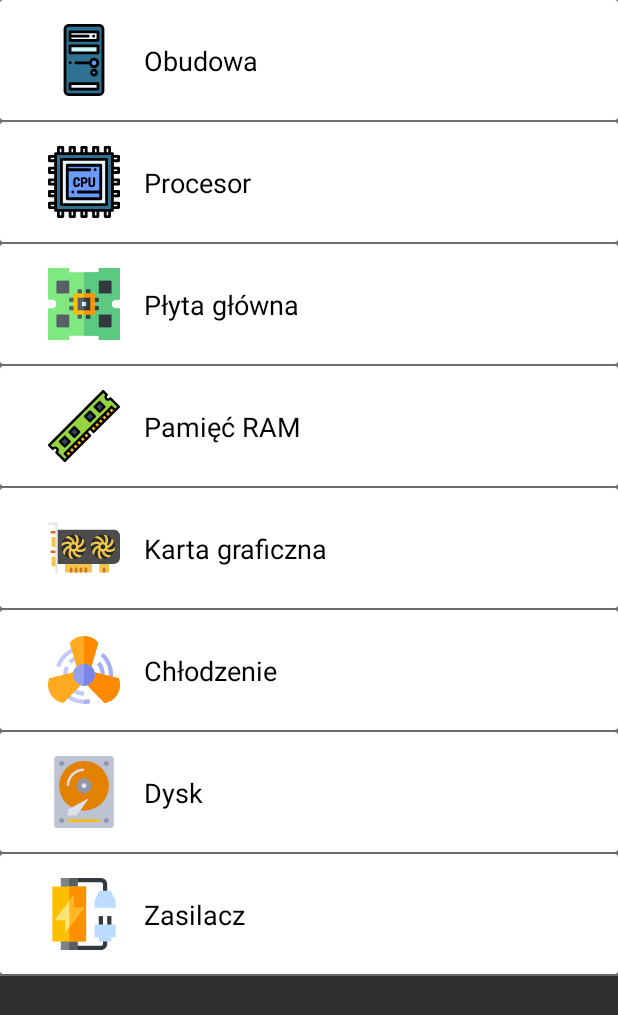
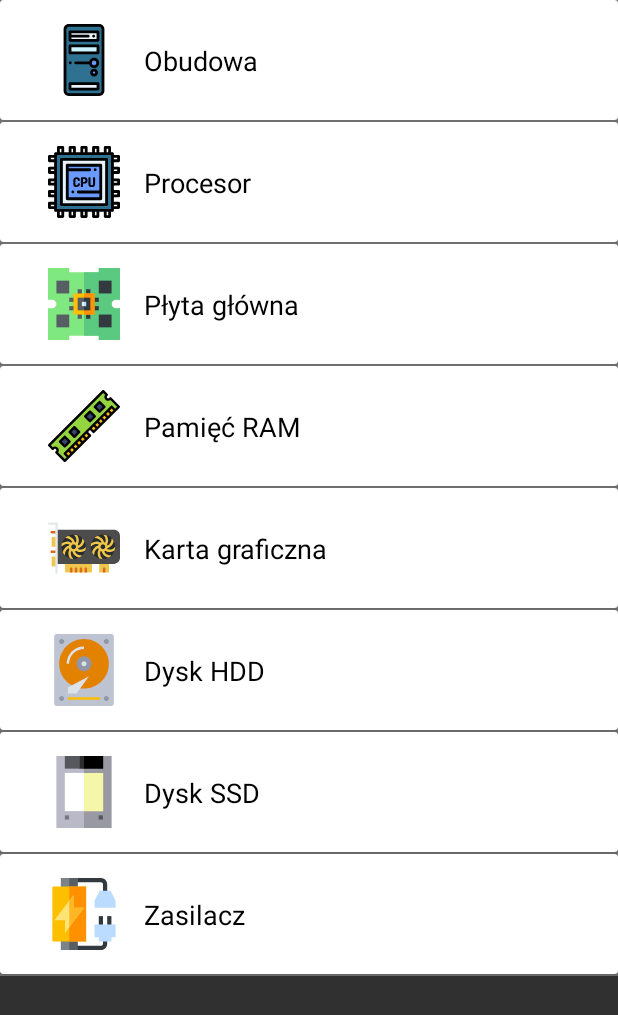
Before and after one commit to MatthiasPL/LooBuilder, an Android app: the layout content_main.xml on its own in the app's theme, with its tools: preview values and no code run, on a phone screen of 412 x 824 dp. Shown: the top 1015 px of the screen. Run offline under Robolectric (Android 15) with nearby library versions, the phone set to English and light mode, and no system bars.

Commit message:
onclick parts main activity, ssd icon

```diff
--- a/app/src/main/java/com/loopmoth/loobuilder/activities/ProductListActivity.kt
+++ b/app/src/main/java/com/loopmoth/loobuilder/activities/ProductListActivity.kt
@@ -9,6 +9,7 @@ import com.loopmoth.loobuilder.adapters.RecyclerViewAdapter
 import kotlinx.android.synthetic.main.activity_product_list.*
 import android.animation.ObjectAnimator
 import android.graphics.Color
+import android.widget.Toast
 import kotlinx.android.synthetic.main.row_item.view.*
 
 
@@ -21,6 +22,7 @@ class ProductListActivity : AppCompatActivity() {
 
     private lateinit var mRecyclerView: RecyclerView
     private lateinit var mAdapter: RecyclerViewAdapter
+    private lateinit var KOMPONENT: String
 
     override fun onCreate(savedInstanceState: Bundle?) {
         super.onCreate(savedInstanceState)
@@ -45,6 +47,10 @@ class ProductListActivity : AppCompatActivity() {
     override fun onResume() {
         super.onResume()
 
+        //pobranie informacji o komponencie, ktory chcemy wyswietlic
+        val getextra=intent.extras
+        KOMPONENT=getextra.getString("ComponentName")
+        Toast.makeText(this,KOMPONENT,Toast.LENGTH_SHORT).show()
         //TODO: Dodanie produktów z firebase
 
         initRecyclerView()
--- /dev/null
+++ b/app/src/main/res/drawable/ic_solid_state_drive.xml
@@ -0,0 +1,12 @@
+<vector android:height="24dp" android:viewportHeight="512"
+    android:viewportWidth="511" android:width="24dp" xmlns:android="http://schemas.android.com/apk/res/android">
+    <path android:fillColor="#9999a4" android:pathData="m451.5,0h-60l-236,20v472l100,20h196zM451.5,0"/>
+    <path android:fillColor="#b9b9c8" android:pathData="m119.5,0h-60v512h196v-492zM119.5,0"/>
+    <path android:fillColor="#FF000000" android:pathData="m391.5,90v-90h-136l-60,45 60,45zM391.5,90"/>
+    <path android:fillColor="#f6f6a8" android:pathData="m391.5,120h-136l-90,136 90,136h136zM391.5,120"/>
+    <path android:fillColor="#fff" android:pathData="m119.5,120h136v272h-136zM119.5,120"/>
+    <path android:fillColor="#787881" android:pathData="m119.5,422h30v30h-30zM119.5,422"/>
+    <path android:fillColor="#57575e" android:pathData="m359.5,422h30v30h-30zM359.5,422"/>
+    <path android:fillColor="#2c2c2f" android:pathData="m225.5,0 l-60,45 60,45h30v-90zM225.5,0"/>
+    <path android:fillColor="#57575e" android:pathData="m119.5,0h106v90h-106zM119.5,0"/>
+</vector>
--- a/app/src/main/res/layout/content_main.xml
+++ b/app/src/main/res/layout/content_main.xml
@@ -38,7 +38,7 @@
                         android:layout_margin="0dp" android:layout_marginBottom="1dp">
                     <androidx.constraintlayout.widget.ConstraintLayout
                             android:layout_width="match_parent"
-                            android:layout_height="match_parent" android:id="@+id/linearLayout"
+                            android:layout_height="match_parent" android:id="@+id/LLObudowa"
                             android:foreground="?attr/selectableItemBackground">
                         <TextView
                                 android:text="Obudowa"
@@ -69,7 +69,7 @@
                         android:layout_marginBottom="1dp">
                     <androidx.constraintlayout.widget.ConstraintLayout
                             android:layout_width="match_parent"
-                            android:layout_height="match_parent" android:id="@+id/linearLayout">
+                            android:layout_height="match_parent" android:id="@+id/LLProcesor">
                         <TextView
                                 android:text="Procesor"
                                 android:layout_width="wrap_content"
@@ -99,7 +99,7 @@
                         android:layout_marginBottom="1dp">
                     <androidx.constraintlayout.widget.ConstraintLayout
                             android:layout_width="match_parent"
-                            android:layout_height="match_parent" android:id="@+id/linearLayout">
+                            android:layout_height="match_parent" android:id="@+id/LLPlytaGlowna">
                         <TextView
                                 android:text="Płyta główna"
                                 android:layout_width="wrap_content"
@@ -129,7 +129,7 @@
                         android:layout_marginBottom="1dp">
                     <androidx.constraintlayout.widget.ConstraintLayout
                             android:layout_width="match_parent"
-                            android:layout_height="match_parent" android:id="@+id/linearLayout">
+                            android:layout_height="match_parent" android:id="@+id/LLRAM">
                         <TextView
                                 android:text="Pamięć RAM"
                                 android:layout_width="wrap_content"
@@ -159,7 +159,7 @@
                         android:layout_marginBottom="1dp">
                     <androidx.constraintlayout.widget.ConstraintLayout
                             android:layout_width="match_parent"
-                            android:layout_height="match_parent" android:id="@+id/linearLayout">
+                            android:layout_height="match_parent" android:id="@+id/LLKartaGraficzna">
                         <TextView
                                 android:text="Karta graficzna"
                                 android:layout_width="wrap_content"
@@ -185,25 +185,25 @@
                         app:layout_columnWeight="1"
                         app:layout_rowWeight="1"
                         android:clickable="true" android:foreground="?attr/selectableItemBackground"
-                        android:id="@+id/cardChlodzenie" android:layout_margin="0dp"
+                        android:id="@+id/cardDyskHDD" android:layout_margin="0dp"
                         app:cardBackgroundColor="@color/design_default_color_background"
                         android:layout_marginBottom="1dp">
                     <androidx.constraintlayout.widget.ConstraintLayout
                             android:layout_width="match_parent"
-                            android:layout_height="match_parent" android:id="@+id/linearLayout">
+                            android:layout_height="match_parent" android:id="@+id/LLDyskHDD">
                         <TextView
-                                android:text="Chłodzenie"
+                                android:text="Dysk HDD"
                                 android:layout_width="wrap_content"
                                 android:layout_height="wrap_content"
                                 app:layout_constraintTop_toTopOf="parent"
                                 app:layout_constraintBottom_toBottomOf="parent"
-                                android:textSize="18sp" android:id="@+id/tvChlodzenie"
+                                android:textSize="18sp" android:id="@+id/tvDyskHDD"
                                 android:textColor="@color/design_default_color_on_secondary"
-                                app:layout_constraintStart_toEndOf="@+id/imageView8" android:layout_marginStart="16dp"/>
+                                app:layout_constraintStart_toEndOf="@+id/imageView15" android:layout_marginStart="16dp"/>
                         <ImageView
                                 android:layout_width="48dp"
-                                android:layout_height="48dp" app:srcCompat="@drawable/ic_fan"
-                                android:id="@+id/imageView8"
+                                android:layout_height="48dp" app:srcCompat="@drawable/ic_harddisk"
+                                android:id="@+id/imageView15"
                                 app:layout_constraintTop_toTopOf="parent"
                                 app:layout_constraintBottom_toBottomOf="parent"
                                 app:layout_constraintStart_toStartOf="parent" android:layout_marginStart="32dp"/>
@@ -215,25 +215,26 @@
                         app:layout_columnWeight="1"
                         app:layout_rowWeight="1"
                         android:clickable="true" android:foreground="?attr/selectableItemBackground"
-                        android:id="@+id/cardDysk" android:layout_margin="0dp"
+                        android:id="@+id/cardDyskSSD" android:layout_margin="0dp"
                         app:cardBackgroundColor="@color/design_default_color_background"
                         android:layout_marginBottom="1dp">
                     <androidx.constraintlayout.widget.ConstraintLayout
                             android:layout_width="match_parent"
-                            android:layout_height="match_parent" android:id="@+id/linearLayout">
+                            android:layout_height="match_parent" android:id="@+id/LLDyskSSD">
                         <TextView
-                                android:text="Dysk"
+                                android:text="Dysk SSD"
                                 android:layout_width="wrap_content"
                                 android:layout_height="wrap_content"
                                 app:layout_constraintTop_toTopOf="parent"
                                 app:layout_constraintBottom_toBottomOf="parent"
-                                android:textSize="18sp" android:id="@+id/tvDysk"
+                                android:textSize="18sp" android:id="@+id/tvDyskSSD"
                                 android:textColor="@color/design_default_color_on_secondary"
-                                app:layout_constraintStart_toEndOf="@+id/imageView9" android:layout_marginStart="16dp"/>
+                                app:layout_constraintStart_toEndOf="@+id/imageView15"
+                                android:layout_marginStart="16dp"/>
                         <ImageView
                                 android:layout_width="48dp"
-                                android:layout_height="48dp" app:srcCompat="@drawable/ic_harddisk"
-                                android:id="@+id/imageView9"
+                                android:layout_height="48dp" app:srcCompat="@drawable/ic_solid_state_drive"
+                                android:id="@+id/imageView15"
                                 app:layout_constraintTop_toTopOf="parent"
                                 app:layout_constraintBottom_toBottomOf="parent"
                                 app:layout_constraintStart_toStartOf="parent" android:layout_marginStart="32dp"/>
@@ -250,7 +251,7 @@
                         android:layout_marginBottom="1dp">
                     <androidx.constraintlayout.widget.ConstraintLayout
                             android:layout_width="match_parent"
-                            android:layout_height="match_parent" android:id="@+id/linearLayout">
+                            android:layout_height="match_parent" android:id="@+id/LLZasilacz">
                         <TextView
                                 android:text="Zasilacz"
                                 android:layout_width="wrap_content"
```
Also changed, not shown: app/src/main/java/com/loopmoth/loobuilder/activities/MainActivity.kt (+40 -15 lines), app/src/main/res/layout/activity_checker.xml (+12 -3 lines).
